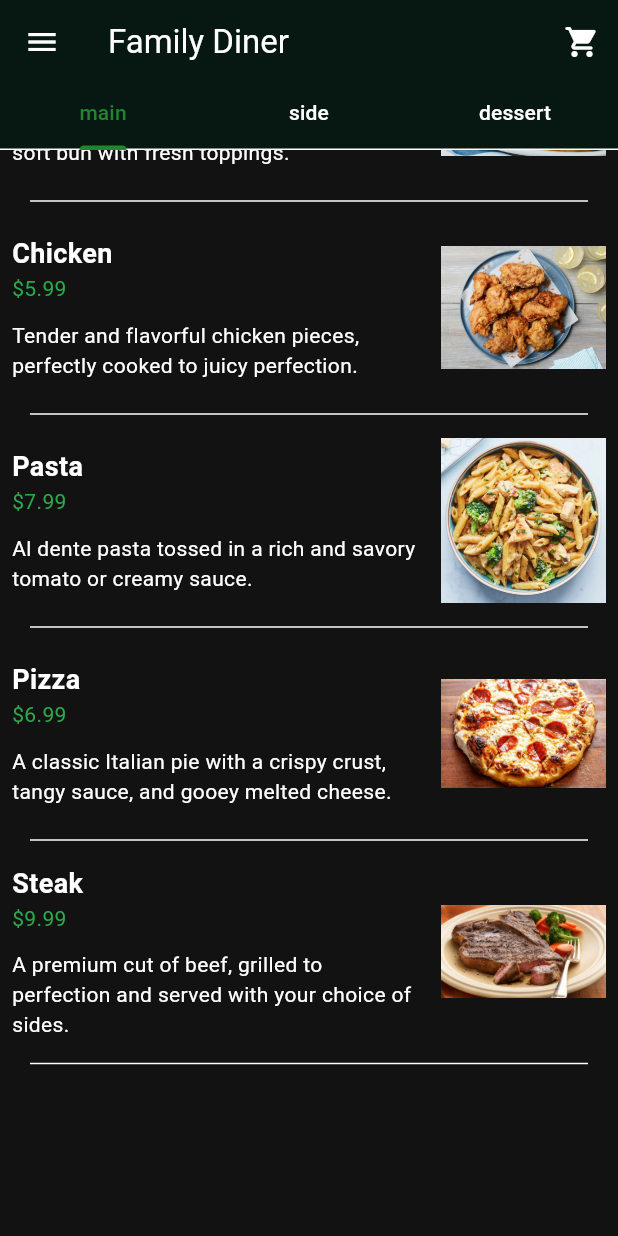
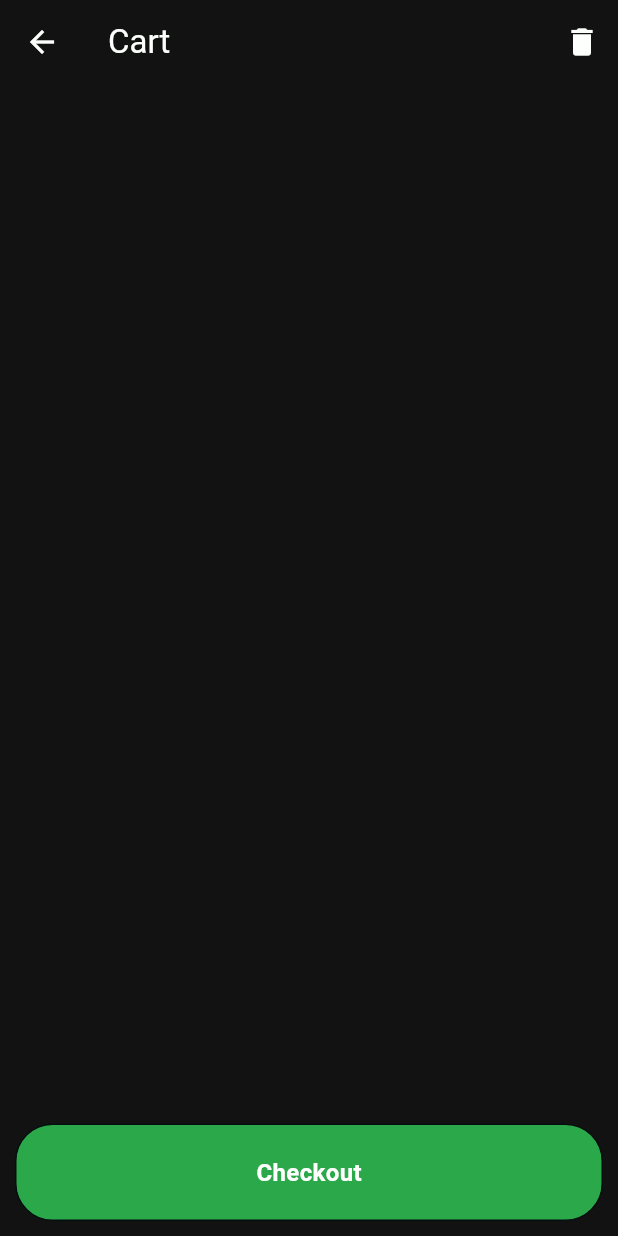
Before and after one commit to branthompson/food_delivery_app, a Flutter app: the screen it shows once a user with an empty profile is signed in, scrolled down 325 dp, after a tap on the "shopping cart" icon, on a phone screen of 412 x 824 dp. Run offline on Flutter 3.47's test engine with Material 3 defaults, Android fonts, the phone set to English and light mode, and no system bars; our stand-ins replace firebase_auth, firebase_core, flutter_credit_card; accounts and stored records are empty.

Commit message:
fixed cart screen issue and payment screen issue, all functionality for those good

```diff
--- a/food_delivery_app-BranV4/lib/components/my_app_bar.dart
+++ b/food_delivery_app-BranV4/lib/components/my_app_bar.dart
@@ -1,3 +1,4 @@
+import 'package:dishdash/screens/cart_screen.dart';
 import 'package:flutter/material.dart';
 
 class MyAppBar extends StatelessWidget {
@@ -15,7 +16,13 @@ class MyAppBar extends StatelessWidget {
       pinned: true,
       actions: [
         IconButton(
-            onPressed: () {},
+            onPressed: () {
+              //go to cart page
+              Navigator.push(
+                context,
+                MaterialPageRoute(builder: (context)=> const CartScreen()),
+              );
+            },
             icon: Icon(Icons.shopping_cart_rounded),
         ),
       ],
--- a/food_delivery_app-BranV4/lib/models/restaurant.dart
+++ b/food_delivery_app-BranV4/lib/models/restaurant.dart
@@ -202,6 +202,7 @@ class Restaurant extends ChangeNotifier {
   // GETTERS---------------------------------------
 
   List<Food> get menu => _menu;
+  List<CartItem> get cart => _cart;
 
   // OPERATIONS------------------------------------
   //
--- /dev/null
+++ b/food_delivery_app-BranV4/lib/screens/cart_screen.dart
@@ -0,0 +1,68 @@
+import 'package:dishdash/components/my_button.dart';
+import 'package:dishdash/components/my_cart_section.dart';
+import 'package:dishdash/models/restaurant.dart';
+import 'package:dishdash/screens/payment_screen.dart';
+import 'package:flutter/material.dart';
+import 'package:provider/provider.dart';
+
+class CartScreen extends StatelessWidget {
+  const CartScreen({super.key});
+
+  @override
+  Widget build(BuildContext context) {
+    return Consumer<Restaurant>(
+      builder:(context, restaurant, child){
+      final userCart=restaurant.cart;
+
+      return Scaffold(
+        appBar: AppBar(
+          title: Text("Cart"),
+          backgroundColor: Colors.transparent,
+          foregroundColor: Theme.of(context).colorScheme.inversePrimary,
+          actions: [
+            //clear cart
+            IconButton(
+              onPressed: () {
+                Navigator.pop(context);
+                restaurant.clearCart();
+              },
+              icon: const Icon(Icons.delete),
+              ),
+
+          ],
+        ),
+        body: Column(
+          children: [
+
+            //
+            Expanded(
+              child: Column(
+                children: [
+                  Expanded(
+                    child: ListView.builder(
+                      itemCount: userCart.length,
+                      itemBuilder:(context, index){
+                      final cartItem = userCart[index];
+                      return MyCartSection(cartItem:cartItem);
+
+                      },
+                      ),
+                    ),
+                ],
+              ),
+            ),
+            //pay button
+            MyButton(
+              text: "Checkout",
+              onTap: (){
+                Navigator.of(context).push(
+                    MaterialPageRoute(builder: (context) => const PaymentScreen())
+                );
+              }
+              ),
+          ],
+        )
+      );
+    });
+  }
+}
```
Also changed, not shown: food_delivery_app-BranV4/lib/components/my_cart_section.dart (added, +66 -0 lines), food_delivery_app-BranV4/lib/components/my_quantity_cart.dart (added, +64 -0 lines), food_delivery_app-BranV4/lib/screens/payment_screen.dart (+30 -42 lines).
